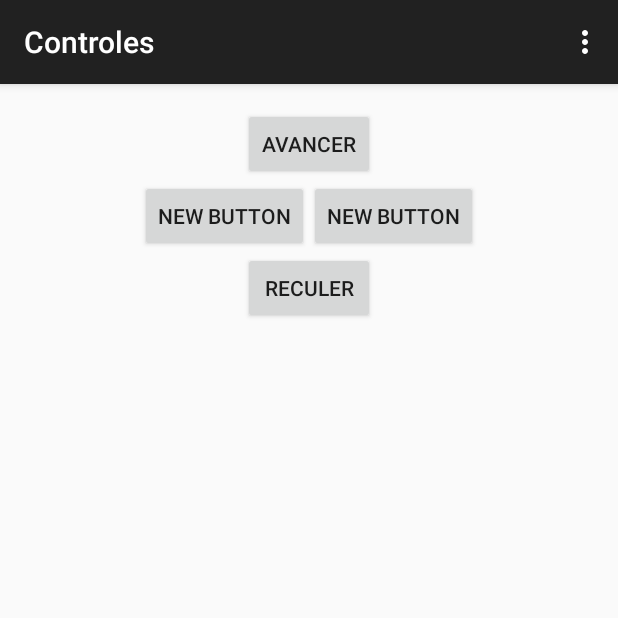
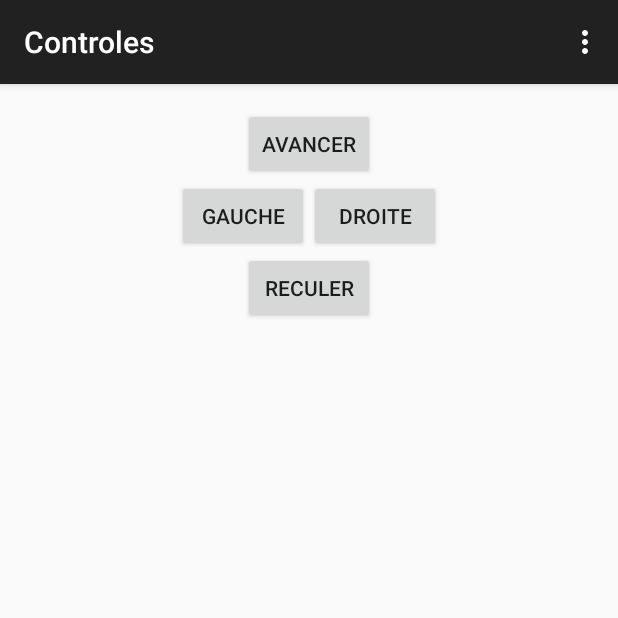
Before and after one commit to zipang29/gopiwan, an Android app: the Controles screen opened directly, with no data from a screen before it, on a phone screen of 412 x 824 dp, the top half of it. Run offline under Robolectric (Android 15) with nearby library versions, the phone set to English and light mode, and no system bars.

Commit message:
Changements mineurs

```diff
--- a/AppliAndroid/GopiwanApp/app/src/main/res/layout/activity_controles.xml
+++ b/AppliAndroid/GopiwanApp/app/src/main/res/layout/activity_controles.xml
@@ -29,19 +29,19 @@
                 android:layout_width="fill_parent"
                 android:layout_height="fill_parent"
                 android:baselineAligned="false"
-                android:gravity="center_horizontal">
+                android:gravity="center">
 
                 <Button
                     android:layout_width="wrap_content"
                     android:layout_height="wrap_content"
-                    android:text="New Button"
+                    android:text="Gauche"
                     android:id="@+id/button"
                     android:layout_column="1" />
 
                 <Button
                     android:layout_width="wrap_content"
                     android:layout_height="wrap_content"
-                    android:text="New Button"
+                    android:text="Droite"
                     android:id="@+id/button2"
                     android:layout_column="24" />
             </TableRow>
```
